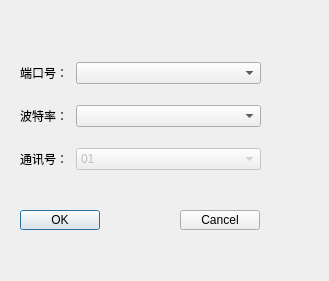
Qt form AL808_DRV/AL808/SetPortDialog.ui (Aimiaomiao1314/temControl) before a commit.
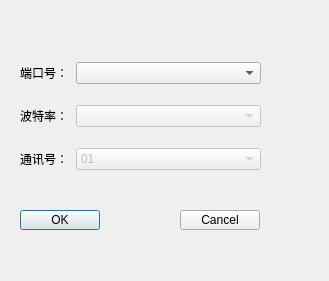
The same form after that commit.

```diff
--- a/AL808_DRV/AL808/SetPortDialog.ui
+++ b/AL808_DRV/AL808/SetPortDialog.ui
@@ -39,7 +39,7 @@
     <string>Cancel</string>
    </property>
   </widget>
-  <widget class="QWidget" name="">
+  <widget class="QWidget" name="layoutWidget">
    <property name="geometry">
     <rect>
      <x>20</x>
@@ -102,7 +102,7 @@
     <item row="1" column="1">
      <widget class="QComboBox" name="cbox_baudrate">
       <property name="enabled">
-       <bool>true</bool>
+       <bool>false</bool>
       </property>
       <property name="currentIndex">
        <number>-1</number>
```
